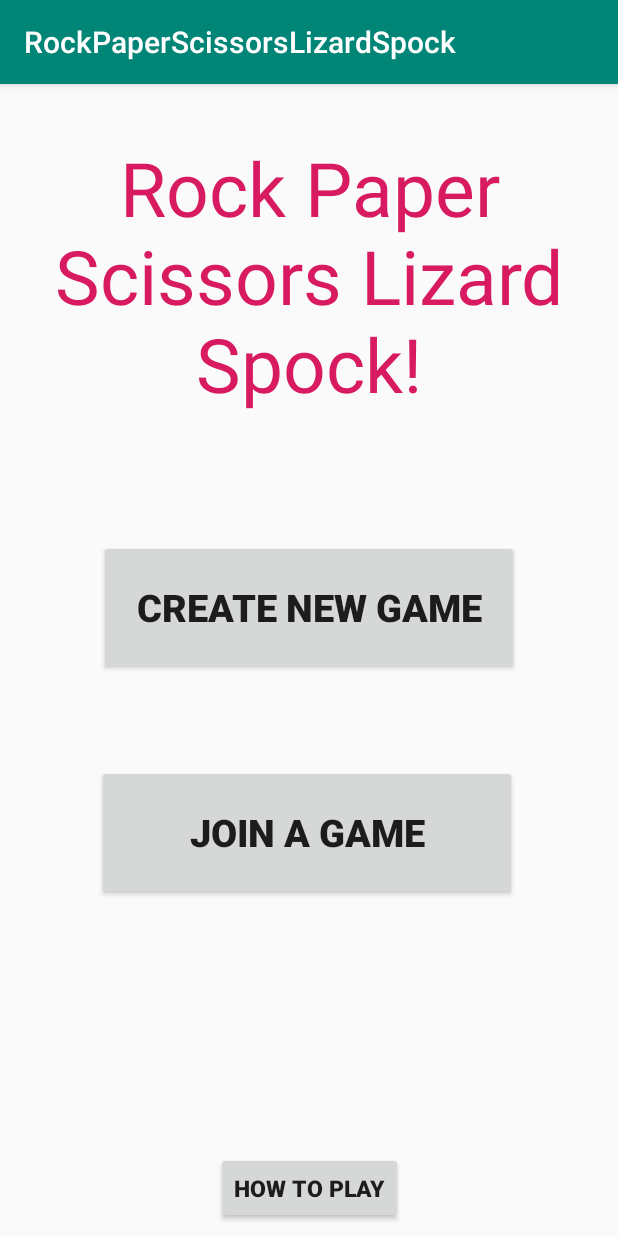
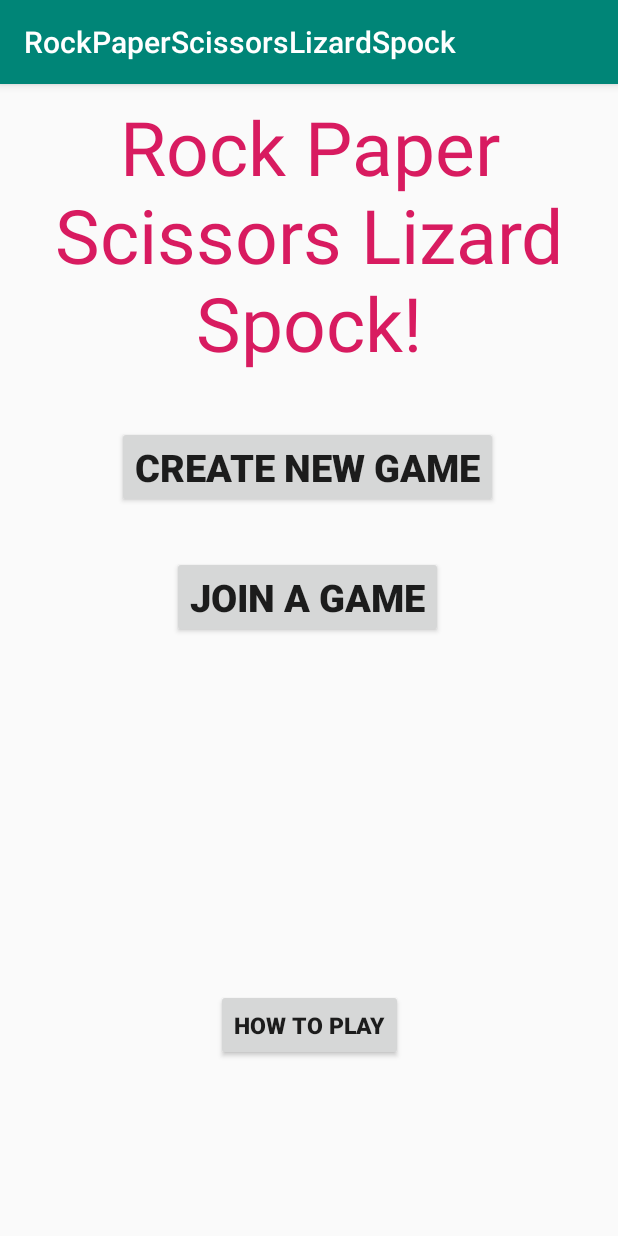
Before and after one commit to HawkinsBA/RPSLS, an Android app: the screen it shows after launch (MainActivity), on a phone screen of 412 x 824 dp. Run offline under Robolectric (Android 15) with nearby library versions, the phone set to English and light mode, and no system bars.

Commit message:
Fixed the UI bug in MainActivity.
All of the buttons are now visible. Edited the constraints and the dimensions of the buttons.

```diff
--- a/app/src/main/java/com/example/rpsls/Move.java
+++ b/app/src/main/java/com/example/rpsls/Move.java
@@ -2,5 +2,4 @@ package com.example.rpsls;
 
 public enum Move {
     ROCK, PAPER, SCISSORS, LIZARD, SPOCK
-
 }
--- a/app/src/main/res/layout/activity_main.xml
+++ b/app/src/main/res/layout/activity_main.xml
@@ -13,41 +13,37 @@
         android:layout_marginStart="8dp"
         android:layout_marginTop="8dp"
         android:layout_marginEnd="8dp"
-        android:layout_marginBottom="8dp"
         android:gravity="center_horizontal"
         android:text="Rock Paper Scissors Lizard Spock!"
         android:textColor="@color/colorAccent"
         android:textSize="50sp"
-        app:layout_constraintBottom_toBottomOf="parent"
         app:layout_constraintEnd_toEndOf="parent"
         app:layout_constraintLeft_toLeftOf="parent"
         app:layout_constraintRight_toRightOf="parent"
         app:layout_constraintStart_toStartOf="parent"
-        app:layout_constraintTop_toTopOf="parent"
-        app:layout_constraintVertical_bias="0.049" />
+        app:layout_constraintTop_toTopOf="parent" />
 
     <Button
         android:id="@+id/createNewGameButton"
-        android:layout_width="280dp"
-        android:layout_height="90dp"
+        android:layout_width="wrap_content"
+        android:layout_height="wrap_content"
         android:layout_marginStart="8dp"
-        android:layout_marginTop="8dp"
+        android:layout_marginTop="32dp"
         android:layout_marginEnd="8dp"
-        android:layout_marginBottom="8dp"
         android:text="Create New Game"
+        android:textSize="25dp"
         android:textStyle="bold"
-        android:textSize="25dp"
-        app:layout_constraintBottom_toBottomOf="parent"
         app:layout_constraintEnd_toEndOf="parent"
+        app:layout_constraintHorizontal_bias="0.495"
         app:layout_constraintStart_toStartOf="parent"
-        app:layout_constraintTop_toBottomOf="@+id/textView"
-        app:layout_constraintVertical_bias="0.166" />
+        app:layout_constraintTop_toBottomOf="@+id/textView" />
 
     <Button
         android:id="@+id/howToPlay"
         android:layout_width="wrap_content"
         android:layout_height="wrap_content"
         android:layout_marginStart="8dp"
+        android:layout_marginTop="32dp"
         android:layout_marginEnd="8dp"
         android:layout_marginBottom="8dp"
         android:text="How to Play"
@@ -55,24 +51,23 @@
         android:textStyle="bold"
         app:layout_constraintBottom_toBottomOf="parent"
         app:layout_constraintEnd_toEndOf="parent"
-        app:layout_constraintStart_toStartOf="parent" />
+        app:layout_constraintStart_toStartOf="parent"
+        app:layout_constraintTop_toBottomOf="@+id/joinGameButton"
+        app:layout_constraintVertical_bias="0.651" />
 
     <Button
         android:id="@+id/joinGameButton"
-        android:layout_width="280dp"
-        android:layout_height="90dp"
+        android:layout_width="wrap_content"
+        android:layout_height="wrap_content"
         android:layout_marginStart="8dp"
-        android:layout_marginTop="8dp"
+        android:layout_marginTop="32dp"
         android:layout_marginEnd="8dp"
-        android:layout_marginBottom="8dp"
         android:text="Join a Game"
+        android:textSize="25dp"
         android:textStyle="bold"
-        android:textSize="25dp"
-        app:layout_constraintBottom_toBottomOf="parent"
         app:layout_constraintEnd_toEndOf="parent"
-        app:layout_constraintHorizontal_bias="0.491"
+        app:layout_constraintHorizontal_bias="0.495"
         app:layout_constraintStart_toStartOf="parent"
-        app:layout_constraintTop_toTopOf="parent"
-        app:layout_constraintVertical_bias="0.674" />
+        app:layout_constraintTop_toBottomOf="@+id/createNewGameButton" />
 
 </android.support.constraint.ConstraintLayout>
```
